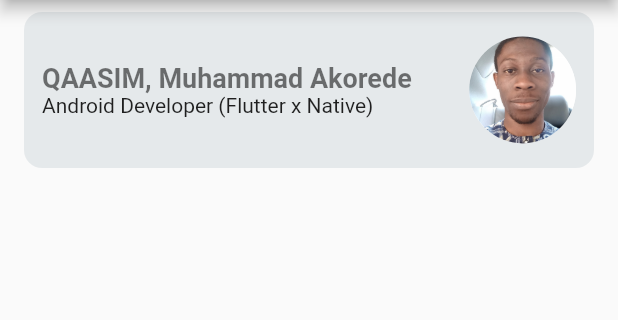
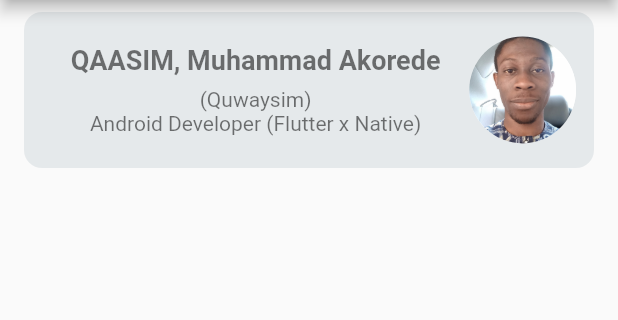
Before and after one commit to Quwaysim/portfolio-zuri, a Flutter app: the screen it shows after launch, on a phone screen of 412 x 824 dp, the part 84-404 px from its top. Run offline on Flutter 3.47's test engine with Material 2 defaults, Android fonts, the phone set to English and light mode, and no system bars.

Commit message:
header type 1

```diff
--- a/lib/main.dart
+++ b/lib/main.dart
@@ -30,8 +30,8 @@ class MyApp extends StatelessWidget {
                     children: [
                       Expanded(
                         flex: 4,
+                        child: Center(
                           child: Column(
-                          crossAxisAlignment: CrossAxisAlignment.start,
                             children: [
                               Text(
                                 'QAASIM, Muhammad Akorede',
@@ -41,8 +41,19 @@ class MyApp extends StatelessWidget {
                                   fontWeight: FontWeight.bold,
                                 ),
                               ),
-                            Text('Android Developer (Flutter x Native)')
+                              SizedBox(
+                                height: 8.0,
+                              ),
+                              Text(
+                                '(Quwaysim)',
+                                style: TextStyle(color: Colors.black54),
+                              ),
+                              Text(
+                                'Android Developer (Flutter x Native)',
+                                style: TextStyle(color: Colors.black54),
+                              )
                             ],
+                          ),
                         ),
                       ),
                       Expanded(
@@ -56,7 +67,7 @@ class MyApp extends StatelessWidget {
                     ],
                   ),
                 ),
-              )
+              ),
             ],
           ),
         ),
```
Lines whose indentation alone changed are shown as unchanged.
